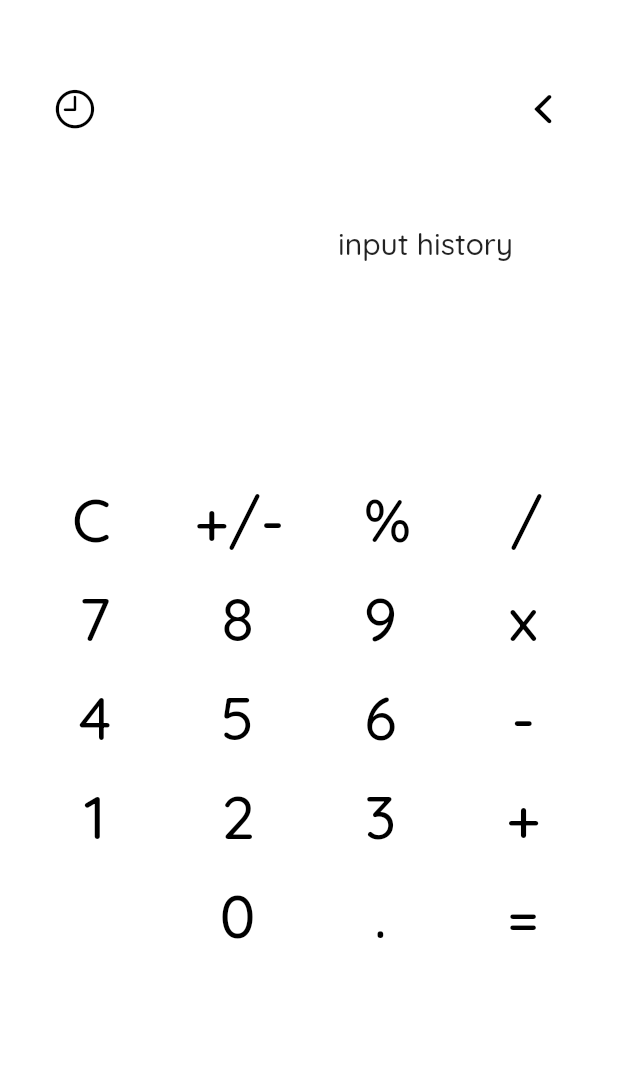
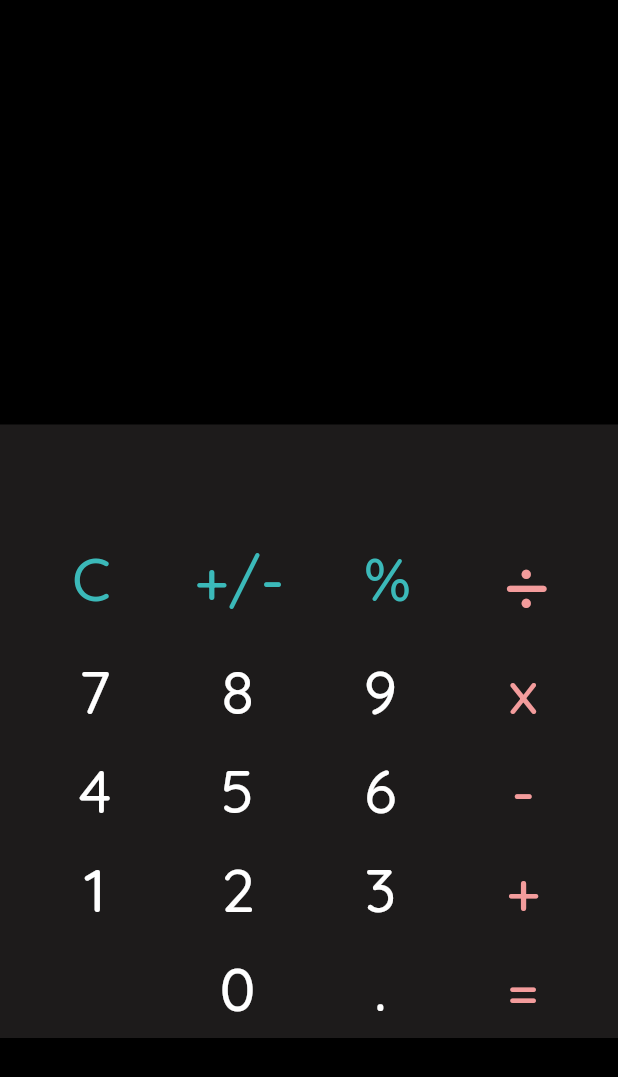
Before and after one commit to AlecJDavidson/calculator, a Flutter app: the screen it shows after launch, after a tap on "+/-", on a phone screen of 412 x 824 dp. Shown: the top 1077 px of the screen. Run offline on Flutter 3.47's test engine with Material 2 defaults, Android fonts, the phone set to English and light mode, and no system bars.

Commit message:
Calculator works

```diff
--- a/lib/main.dart
+++ b/lib/main.dart
@@ -1,5 +1,8 @@
+import 'dart:io';
+
 import 'package:flutter/cupertino.dart';
 import 'package:flutter/material.dart';
+import 'package:flutter/services.dart';
 import 'package:flutter_calc/styling.dart';
 import 'package:flutter_calc/widgets.dart';
 
@@ -27,39 +30,116 @@ class Calculator extends StatefulWidget {
 }
 
 class _CalculatorState extends State<Calculator> {
-  String _inputBar = '';
-  String _inputOperator = '';
+  String _inputBar1 = '';
+  String _inputBar2 = '';
+  String _inputHistory = '';
+  String _operator = '';
+  bool operatorStatus = false;
+  double num1;
+  double num2;
 
   void _addInput(num) {
     setState(() {
-      _inputBar += num;
+      if (operatorStatus == false) {
+        _inputBar1 += num;
+        num1 = double.parse(_inputBar1);
+      } else {
+        _inputBar2 += num;
+        num2 = double.parse(_inputBar2);
+      }
     });
   }
 
   void _clearInput() {
     setState(() {
-      _inputBar = '';
+      _inputBar1 = '';
+      _inputBar2 = '';
+      _inputHistory = '';
+      _operator = '';
+      num1 = 0;
+      num2 = 0;
     });
   }
 
-  void _add() {
+  void _reset() {
     setState(() {
-      double num1 = double.parse(_inputBar);
-      _inputBar += ' + ';
+      _inputBar2 = '';
+      _operator = '';
+      num1 = double.parse(_inputBar1);
+      num2 = 0;
     });
   }
 
-    void _equals() {
+  void setOperator(inputOperator) {
     setState(() {
-      double num1 = double.parse(_inputBar);
-      _inputBar += ' + ';
+      if (operatorStatus == true) {
+        calculate();
+        operatorStatus = false;
+      } else {
+        _operator = inputOperator;
+        operatorStatus = true;
+      }
+    });
+  }
+
+  void _setPolarity() {
+    setState(() {
+      if (operatorStatus == false) {
+        _inputBar1 = (double.parse(_inputBar1) * -1).toString();
+        num1 = double.parse(_inputBar1);
+      } else {
+        _inputBar2 = (double.parse(_inputBar2) * -1).toString();
+        num2 = double.parse(_inputBar2);
+      }
+    });
+  }
+
+  void setInputHistory() {
+    setState(() {
+      _inputHistory = _inputBar1 + _operator + _inputBar2;
+    });
+  }
+
+  void calculate() {
+    setState(() {
+      if (_operator == '+') {
+        setInputHistory();
+        _inputBar1 = (num1 + num2).toString();
+        _reset();
+        operatorStatus = false;
+      } else if (_operator == '-') {
+        setInputHistory();
+        _inputBar1 = (num1 - num2).toString();
+        _reset();
+        operatorStatus = false;
+      } else if (_operator == 'x') {
+        setInputHistory();
+        _inputBar1 = (num1 * num2).toString();
+        _reset();
+        operatorStatus = false;
+      } else if (_operator == '÷') {
+        setInputHistory();
+        _inputBar1 = (num1 / num2).toString();
+        _reset();
+        operatorStatus = false;
+      }
+    });
+  }
+
+  void _close() {
+    setState(() {
+      if (Platform.isAndroid) {
+        SystemNavigator.pop();
+      } else if (Platform.isIOS) {
+        exit(0);
+      }
     });
   }
 
   @override
   Widget build(BuildContext context) {
     return Scaffold(
-      backgroundColor: primaryLightColor, // primaryColor imports from data.dart
+      backgroundColor: primaryDarkColor, // primaryColor imports from data.dart
       body: Center(
         child: Column(
           children: <Widget>[
@@ -67,13 +147,13 @@ class _CalculatorState extends State<Calculator> {
             Container(
               height: 50,
               child: Padding(
-                padding: EdgeInsets.only(left: 25, right: 25, top: 50),
+                padding: EdgeInsets.only(left: 25, right: 25, top: 25),
                 child: Row(
                   mainAxisAlignment: MainAxisAlignment.spaceEvenly,
                   children: [
-                    NavBarItem(icon: CupertinoIcons.clock),
+                    // NavBarItem(icon: CupertinoIcons.clock, func: _close),
                     Spacer(),
-                    NavBarItem(icon: CupertinoIcons.back),
+                    // NavBarItem(icon: CupertinoIcons.back),
                   ],
                 ),
               ),
@@ -84,10 +164,13 @@ class _CalculatorState extends State<Calculator> {
             Container(
               alignment: Alignment.bottomRight,
               child: Padding(
-                padding: EdgeInsets.only(right: 70, top: 100),
+                padding: EdgeInsets.only(right: 40, top: 100),
                 child: Text(
-                  'input history',
-                  style: TextStyle(fontSize: 20, fontWeight: FontWeight.w500),
+                  '$_inputHistory',
+                  style: TextStyle(
+                      color: darkText,
+                      fontSize: 20,
+                      fontWeight: FontWeight.w500),
                 ),
               ),
             ),
@@ -99,12 +182,14 @@ class _CalculatorState extends State<Calculator> {
                 mainAxisAlignment: MainAxisAlignment.end,
                 children: <Widget>[
                   Padding(
-                    padding: EdgeInsets.only(right: 60, top: 15),
+                    padding: EdgeInsets.only(right: 10, top: 15, bottom: 30),
                     child: SingleChildScrollView(
                       child: Text(
-                        '$_inputBar',
+                        '$_inputBar1' + ' $_operator ' + '$_inputBar2',
                         style: TextStyle(
-                            fontSize: 50, fontWeight: FontWeight.w500),
+                            color: darkText,
+                            fontSize: 50,
+                            fontWeight: FontWeight.w500),
                       ),
                     ),
                   ),
@@ -115,6 +200,7 @@ class _CalculatorState extends State<Calculator> {
             // -----------------
             // NumPad
             Container(
+              color: secondaryDarkColor,
               child: Padding(
                 padding: EdgeInsets.only(top: 60),
                 child: Column(
@@ -124,41 +210,58 @@ class _CalculatorState extends State<Calculator> {
                         mainAxisAlignment: MainAxisAlignment.spaceEvenly,
                         children: <Widget>[
                           TextButton(
-                            style: TextButton.styleFrom(primary: lightText),
+                            style: TextButton.styleFrom(primary: darkText),
                             onPressed: () {
                               _clearInput();
                             },
                             child: Text(
                               'C',
                               style: TextStyle(
-                                  fontSize: 40, fontWeight: FontWeight.w500),
+                                  color: darkButton1,
+                                  fontSize: 40,
+                                  fontWeight: FontWeight.w500),
                             ),
                           ),
                           TextButton(
-                            style: TextButton.styleFrom(primary: lightText),
-                            onPressed: () {},
+                            style: TextButton.styleFrom(primary: darkText),
+                            onPressed: () {
+                              _setPolarity();
+                            },
                             child: Text(
                               '+/-',
                               style: TextStyle(
-                                  fontSize: 40, fontWeight: FontWeight.w500),
+                                  color: darkButton1,
+                                  fontSize: 40,
+                                  fontWeight: FontWeight.w500),
                             ),
                           ),
                           TextButton(
-                            style: TextButton.styleFrom(primary: lightText),
-                            onPressed: () {},
+                            style: TextButton.styleFrom(primary: darkText),
+                            onPressed: () {
+                              setOperator('%');
+                            },
                             child: Text(
                               '%',
                               style: TextStyle(
-                                  fontSize: 40, fontWeight: FontWeight.w500),
+                                  color: darkButton1,
+                                  fontSize: 40,
+                                  fontWeight: FontWeight.w500),
                             ),
                           ),
                           TextButton(
-                            style: TextButton.styleFrom(primary: lightText),
-                            onPressed: () {},
+                            style: TextButton.styleFrom(primary: darkText),
+                            onPressed: () {
+                              if (operatorStatus == true) {
+                                calculate();
+                              }
+                              setOperator('÷');
+                            },
                             child: Text(
-                              '/',
+                              '÷',
                               style: TextStyle(
-                                  fontSize: 40, fontWeight: FontWeight.w500),
+                                  color: darkButton2,
+                                  fontSize: 55,
+                                  fontWeight: FontWeight.w500),
                             ),
                           ),
                         ],
@@ -168,45 +271,55 @@ class _CalculatorState extends State<Calculator> {
                       mainAxisAlignment: MainAxisAlignment.spaceEvenly,
                       children: <Widget>[
                         TextButton(
-                          style: TextButton.styleFrom(primary: lightText),
+                          style: TextButton.styleFrom(primary: darkText),
                           onPressed: () {
                             _addInput('7');
                           },
                           child: Text(
                             '7',
                             style: TextStyle(
-                                fontSize: 40, fontWeight: FontWeight.w500),
+                                color: darkText,
+                                fontSize: 40,
+                                fontWeight: FontWeight.w500),
                           ),
                         ),
                         TextButton(
-                          style: TextButton.styleFrom(primary: lightText),
+                          style: TextButton.styleFrom(primary: darkText),
                           onPressed: () {
                             _addInput('8');
                           },
                           child: Text(
                             '8',
                             style: TextStyle(
-                                fontSize: 40, fontWeight: FontWeight.w500),
+                                color: darkText,
+                                fontSize: 40,
+                                fontWeight: FontWeight.w500),
                           ),
                         ),
                         TextButton(
-                          style: TextButton.styleFrom(primary: lightText),
+                          style: TextButton.styleFrom(primary: darkText),
                           onPressed: () {
                             _addInput('9');
                           },
                           child: Text(
                             '9',
                             style: TextStyle(
-                                fontSize: 40, fontWeight: FontWeight.w500),
+                                color: darkText,
+                                fontSize: 40,
+                                fontWeight: FontWeight.w500),
                           ),
                         ),
                         TextButton(
-                          style: TextButton.styleFrom(primary: lightText),
-                          onPressed: () {},
+                          style: TextButton.styleFrom(primary: darkText),
+                          onPressed: () {
+                            setOperator('x');
+                          },
                           child: Text(
                             'x',
                             style: TextStyle(
-                                fontSize: 40, fontWeight: FontWeight.w500),
+                                color: darkButton2,
+                                fontSize: 40,
+                                fontWeight: FontWeight.w500),
                           ),
                         ),
                       ],
@@ -215,45 +328,55 @@ class _CalculatorState extends State<Calculator> {
                       mainAxisAlignment: MainAxisAlignment.spaceEvenly,
                       children: <Widget>[
                         TextButton(
-                          style: TextButton.styleFrom(primary: lightText),
+                          style: TextButton.styleFrom(primary: darkText),
                           onPressed: () {
                             _addInput('4');
                           },
                           child: Text(
                             '4',
                             style: TextStyle(
-                                fontSize: 40, fontWeight: FontWeight.w500),
+                                color: darkText,
+                                fontSize: 40,
+                                fontWeight: FontWeight.w500),
                           ),
                         ),
                         TextButton(
-                          style: TextButton.styleFrom(primary: lightText),
+                          style: TextButton.styleFrom(primary: darkText),
                           onPressed: () {
                             _addInput('5');
                           },
                           child: Text(
                             '5',
                             style: TextStyle(
-                                fontSize: 40, fontWeight: FontWeight.w500),
+                                color: darkText,
+                                fontSize: 40,
+                                fontWeight: FontWeight.w500),
                           ),
                         ),
                         TextButton(
-                          style: TextButton.styleFrom(primary: lightText),
+                          style: TextButton.styleFrom(primary: darkText),
                           onPressed: () {
                             _addInput('6');
                           },
                           child: Text(
                             '6',
                             style: TextStyle(
-                                fontSize: 40, fontWeight: FontWeight.w500),
+                                color: darkText,
+                                fontSize: 40,
+                                fontWeight: FontWeight.w500),
                           ),
                         ),
                         TextButton(
-                          style: TextButton.styleFrom(primary: lightText),
-                          onPressed: () {},
+                          style: TextButton.styleFrom(primary: darkText),
+                          onPressed: () {
+                            setOperator('-');
+                          },
                           child: Text(
                             '-',
                             style: TextStyle(
-                                fontSize: 40, fontWeight: FontWeight.w500),
+                                color: darkButton2,
+                                fontSize: 40,
+                                fontWeight: FontWeight.w500),
                           ),
                         ),
                       ],
@@ -262,45 +385,55 @@ class _CalculatorState extends State<Calculator> {
                       mainAxisAlignment: MainAxisAlignment.spaceEvenly,
                       children: <Widget>[
                         TextButton(
-                          style: TextButton.styleFrom(primary: lightText),
+                          style: TextButton.styleFrom(primary: darkText),
                           onPressed: () {
                             _addInput('1');
                           },
                           child: Text(
                             '1',
                             style: TextStyle(
-                                fontSize: 40, fontWeight: FontWeight.w500),
+                                color: darkText,
+                                fontSize: 40,
+                                fontWeight: FontWeight.w500),
                           ),
                         ),
                         TextButton(
-                          style: TextButton.styleFrom(primary: lightText),
+                          style: TextButton.styleFrom(primary: darkText),
                           onPressed: () {
                             _addInput('2');
                           },
                           child: Text(
                             '2',
                             style: TextStyle(
-                                fontSize: 40, fontWeight: FontWeight.w500),
+                                color: darkText,
+                                fontSize: 40,
+                                fontWeight: FontWeight.w500),
                           ),
                         ),
                         TextButton(
-                          style: TextButton.styleFrom(primary: lightText),
+                          style: TextButton.styleFrom(primary: darkText),
                           onPressed: () {
                             _addInput('3');
                           },
                           child: Text(
                             '3',
                             style: TextStyle(
-                                fontSize: 40, fontWeight: FontWeight.w500),
+                                color: darkText,
+                                fontSize: 40,
+                                fontWeight: FontWeight.w500),
                           ),
                         ),
                         TextButton(
-                          style: TextButton.styleFrom(primary: lightText),
-                          onPressed: () {},
+                          style: TextButton.styleFrom(primary: darkText),
+                          onPressed: () {
+                            setOperator('+');
+                          },
                           child: Text(
                             '+',
                             style: TextStyle(
-                                fontSize: 40, fontWeight: FontWeight.w500),
+                                color: darkButton2,
+                                fontSize: 40,
+                                fontWeight: FontWeight.w500),
                           ),
                         ),
                       ],
@@ -309,43 +442,53 @@ class _CalculatorState extends State<Calculator> {
                       mainAxisAlignment: MainAxisAlignment.spaceEvenly,
                       children: <Widget>[
                         TextButton(
-                          style: TextButton.styleFrom(primary: lightText),
+                          style: TextButton.styleFrom(primary: darkText),
                           onPressed: () {},
                           child: Text(
                             '',
                             style: TextStyle(
-                                fontSize: 40, fontWeight: FontWeight.w500),
+                                color: darkText,
+                                fontSize: 40,
+                                fontWeight: FontWeight.w500),
                           ),
                         ),
                         TextButton(
-                          style: TextButton.styleFrom(primary: lightText),
+                          style: TextButton.styleFrom(primary: darkText),
                           onPressed: () {
                             _addInput('0');
                           },
                           child: Text(
                             '0',
                             style: TextStyle(
-                                fontSize: 40, fontWeight: FontWeight.w500),
+                                color: darkText,
+                                fontSize: 40,
+                                fontWeight: FontWeight.w500),
                           ),
                         ),
                         TextButton(
-                          style: TextButton.styleFrom(primary: lightText),
+                          style: TextButton.styleFrom(primary: darkText),
                           onPressed: () {
                             _addInput('.');
                           },
                           child: Text(
                             '.',
                             style: TextStyle(
-                                fontSize: 40, fontWeight: FontWeight.w500),
+                                color: darkText,
+                                fontSize: 40,
+                                fontWeight: FontWeight.w500),
                           ),
                         ),
                         TextButton(
-                          style: TextButton.styleFrom(primary: lightText),
-                          onPressed: () {},
+                          style: TextButton.styleFrom(primary: darkText),
+                          onPressed: () {
+                            calculate();
+                          },
                           child: Text(
                             '=',
                             style: TextStyle(
-                                fontSize: 40, fontWeight: FontWeight.w500),
+                                color: darkButton2,
+                                fontSize: 40,
+                                fontWeight: FontWeight.w500),
                           ),
                         ),
                       ],
--- a/lib/styling.dart
+++ b/lib/styling.dart
@@ -5,6 +5,8 @@ Color primaryDarkColor = Color(0xFF000000);
 Color secondaryDarkColor = Color(0xFF1D1B1B);
 Color lightText = Color(0xFF000000);
 Color darkText = Color(0xFFFFFFFF);
+Color darkButton1 = Color(0xFF3BB9B9);
+Color darkButton2 = Color(0xFFF39C9C);
 
 
 // List<BoxShadow> customShadow = [
--- a/lib/widgets.dart
+++ b/lib/widgets.dart
@@ -1,30 +1,30 @@
 import 'package:flutter/cupertino.dart';
 import 'package:flutter/material.dart';
 import 'package:flutter_calc/styling.dart';
-import 'package:flutter_calc/math.dart';
 
-class NavBarItem extends StatelessWidget {
-  const NavBarItem({Key key, this.icon}) : super(key: key);
-  final IconData icon;
-  @override
-  Widget build(BuildContext context) {
-    return Container(
-      height: 50,
-      width: 50,
-      decoration: BoxDecoration(
-        color: primaryLightColor,
-      ),
-      child: IconButton(
-        iconSize: 30,
-        icon: Icon(
-          icon,
-          color: lightText,
-        ),
-        onPressed: () {},
-      ),
-    );
-  }
-}
+// class NavBarItem extends StatelessWidget {
+//   const NavBarItem({Key key, this.icon, this.func}) : super(key: key);
+//   final IconData icon;
+//   final void func;
+//   @override
+//   Widget build(BuildContext context) {
+//     return Container(
+//       height: 50,
+//       width: 50,
+//       decoration: BoxDecoration(
+//         color: primaryDarkColor,
+//       ),
+//       child: IconButton(
+//         iconSize: 30,
+//         icon: Icon(
+//           icon,
+//           color: darkText,
+//         ),
+//         onPressed: () {func;},
+//       ),
+//     );
+//   }
+// }
 
 
 
```
Also changed, not shown: lib/math.dart (deleted, +0 -17 lines).
